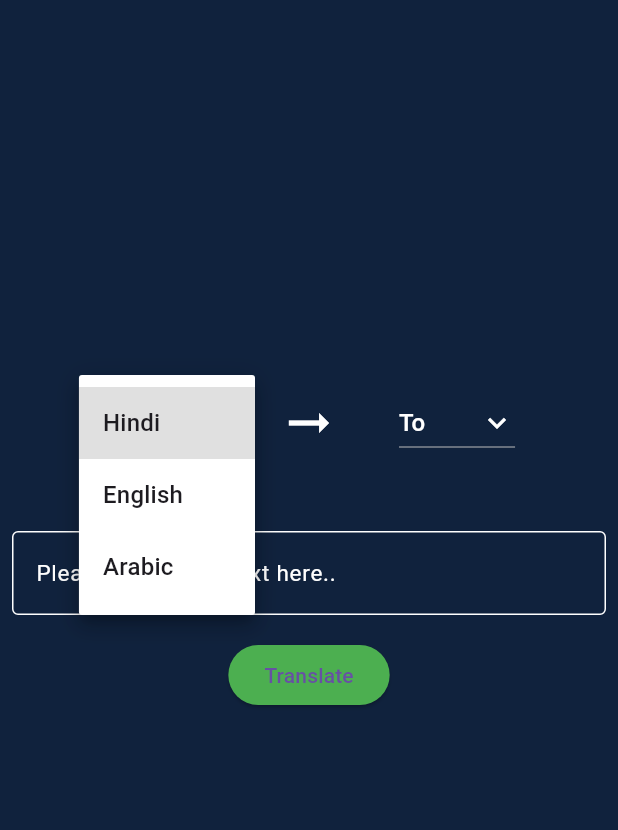
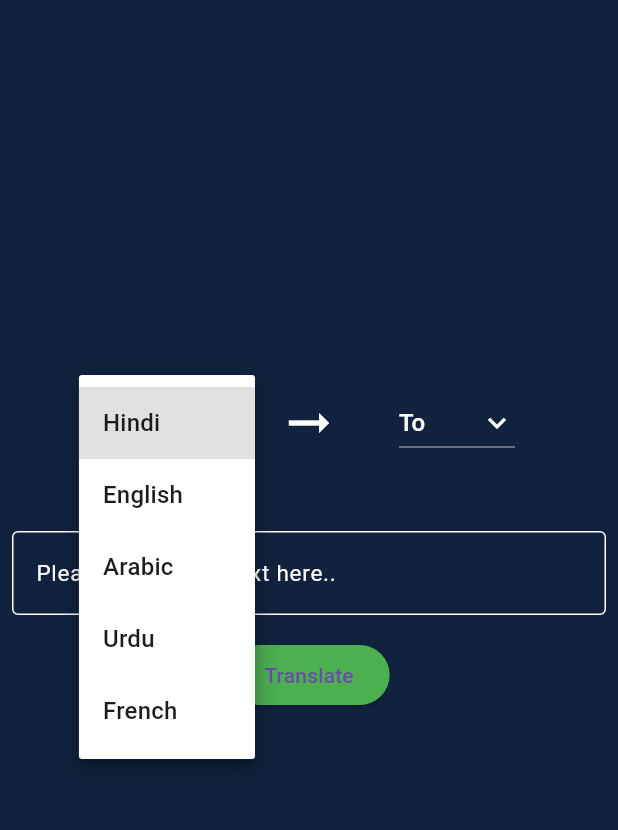
Before and after one commit to adnan-100/translation_app, a Flutter app: the screen it shows after launch, after a tap on "From", on a phone screen of 412 x 824 dp, the part 84-914 px from its top. Run offline on Flutter 3.47's test engine with Material 3 defaults, Android fonts, the phone set to English and light mode, and no system bars; missing offline and left inert: translator.

Commit message:
first commit

```diff
--- a/lib/language_translator.dart
+++ b/lib/language_translator.dart
@@ -9,7 +9,7 @@ class languageTranslator extends StatefulWidget {
 }
 
 class _languageTranslatorState extends State<languageTranslator> {
-  var languages =['Hindi','English','Arabic'];
+  var languages =['Hindi','English','Arabic','Urdu','French'];
   var originlanguage= "From";
   var destinationlanguage = "To";
   var output= " ";
@@ -35,6 +35,12 @@ class _languageTranslatorState extends State<languageTranslator> {
     }
     else if(language=="Arabic"){
       return "ar";
+    }
+    else if(language=="Urdu"){
+      return "ur";
+    }
+    else if(language=="French"){
+      return "fr";
     }
     return "==";
   }
@@ -133,13 +139,13 @@ class _languageTranslatorState extends State<languageTranslator> {
               Padding(padding: EdgeInsets.all(8),
                child: ElevatedButton(
               style: ElevatedButton.styleFrom(backgroundColor: Colors.green),
-    onPressed: (){
+               onPressed: (){
                  translate(getLanguageCode(originlanguage), getLanguageCode(destinationlanguage), languagecontroller.text.toString());
-    },child: Text("Translate")),
+               },child: Text("Translate")),
            ),
-        SizedBox(height: 20,),
-        Text(
-        "\n$output",
+            SizedBox(height: 20,),
+           Text(
+          "\n$output",
          style: TextStyle(
          color: Colors.white,
          fontWeight: FontWeight.bold,
```
